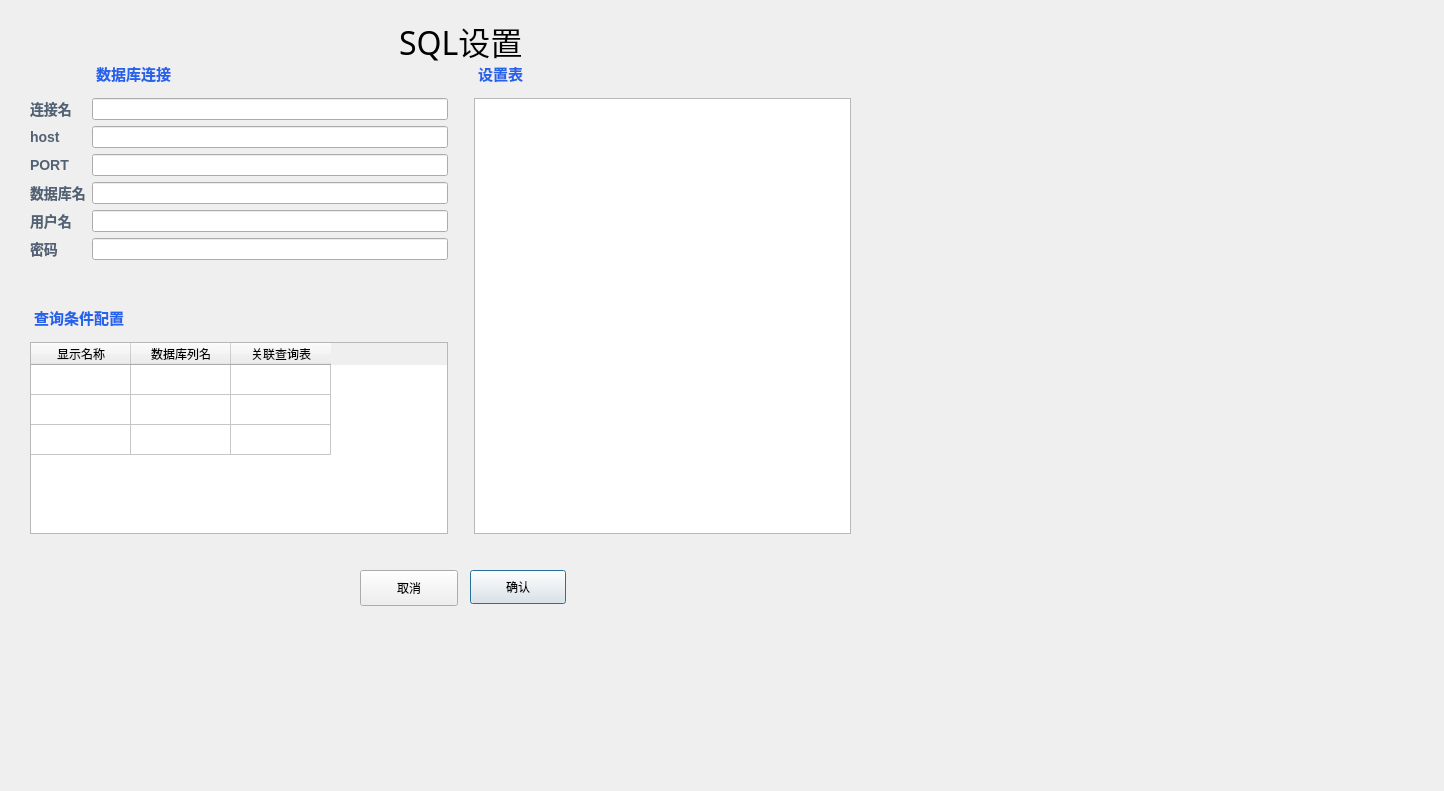
This is SQLSettingDialog.ui in Nasssii/Query as Qt 5 draws it before an edit. The edited form follows.
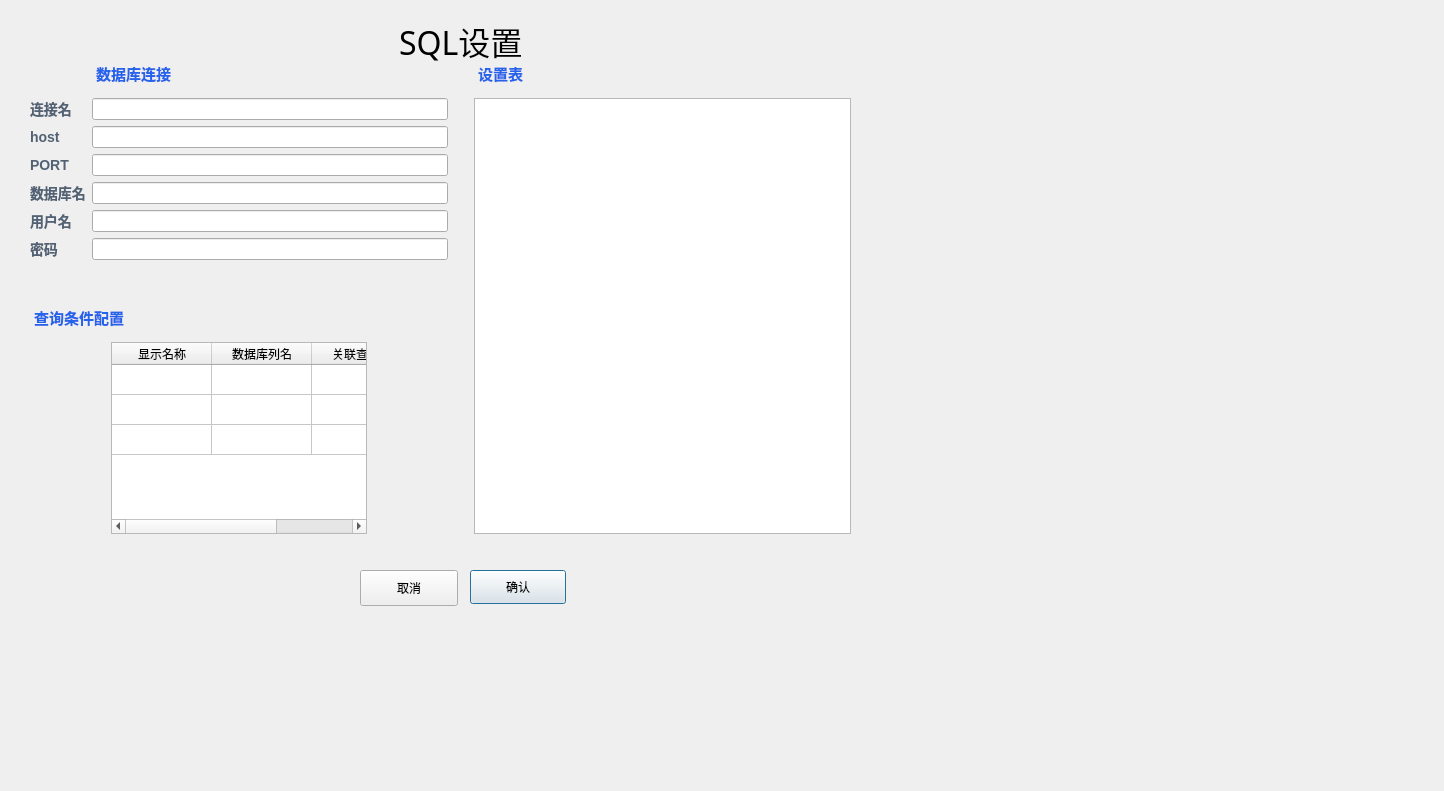
This is the edited form.

```diff
--- a/SQLSettingDialog.ui
+++ b/SQLSettingDialog.ui
@@ -154,47 +154,7 @@
        <layout class="QVBoxLayout" name="verticalLayout_2">
         <item>
          <layout class="QGridLayout" name="gridLayout">
-          <item row="10" column="2">
-           <widget class="QTableWidget" name="tableWidgetSelSet">
-            <property name="selectionMode">
-             <enum>QAbstractItemView::SingleSelection</enum>
-            </property>
-            <property name="selectionBehavior">
-             <enum>QAbstractItemView::SelectRows</enum>
-            </property>
-            <property name="rowCount">
-             <number>3</number>
-            </property>
-            <property name="columnCount">
-             <number>3</number>
-            </property>
-            <attribute name="horizontalHeaderVisible">
-             <bool>true</bool>
-            </attribute>
-            <attribute name="verticalHeaderVisible">
-             <bool>false</bool>
-            </attribute>
-            <row/>
-            <row/>
-            <row/>
-            <column>
-             <property name="text">
-              <string>显示名称</string>
-             </property>
-            </column>
-            <column>
-             <property name="text">
-              <string>数据库列名</string>
-             </property>
-            </column>
-            <column>
-             <property name="text">
-              <string>关联查询表</string>
-             </property>
-            </column>
-           </widget>
-          </item>
-          <item row="9" column="2">
+          <item row="9" column="1">
            <widget class="QLabel" name="labelSelSet">
             <property name="minimumSize">
              <size>
@@ -207,7 +167,7 @@
             </property>
            </widget>
           </item>
-          <item row="8" column="2">
+          <item row="8" column="1">
            <spacer name="verticalSpacer">
             <property name="orientation">
              <enum>Qt::Vertical</enum>
@@ -220,7 +180,7 @@
             </property>
            </spacer>
           </item>
-          <item row="5" column="2">
+          <item row="5" column="1">
            <layout class="QGridLayout" name="gridLayout_5">
             <item row="2" column="0">
              <widget class="QLabel" name="LInkNamelabel">
@@ -333,6 +293,76 @@
             </item>
            </layout>
           </item>
+          <item row="10" column="1">
+           <layout class="QHBoxLayout" name="horizontalLayout_2">
+            <item>
+             <spacer name="horizontalSpacer_2">
+              <property name="orientation">
+               <enum>Qt::Horizontal</enum>
+              </property>
+              <property name="sizeHint" stdset="0">
+               <size>
+                <width>40</width>
+                <height>20</height>
+               </size>
+              </property>
+             </spacer>
+            </item>
+            <item>
+             <widget class="QTableWidget" name="tableWidgetSelSet">
+              <property name="selectionMode">
+               <enum>QAbstractItemView::SingleSelection</enum>
+              </property>
+              <property name="selectionBehavior">
+               <enum>QAbstractItemView::SelectRows</enum>
+              </property>
+              <property name="rowCount">
+               <number>3</number>
+              </property>
+              <property name="columnCount">
+               <number>3</number>
+              </property>
+              <attribute name="horizontalHeaderVisible">
+               <bool>true</bool>
+              </attribute>
+              <attribute name="verticalHeaderVisible">
+               <bool>false</bool>
+              </attribute>
+              <row/>
+              <row/>
+              <row/>
+              <column>
+               <property name="text">
+                <string>显示名称</string>
+               </property>
+              </column>
+              <column>
+               <property name="text">
+                <string>数据库列名</string>
+               </property>
+              </column>
+              <column>
+               <property name="text">
+                <string>关联查询表</string>
+               </property>
+              </column>
+             </widget>
+            </item>
+            <item>
+             <spacer name="horizontalSpacer_5">
+              <property name="orientation">
+               <enum>Qt::Horizontal</enum>
+              </property>
+              <property name="sizeHint" stdset="0">
+               <size>
+                <width>40</width>
+                <height>20</height>
+               </size>
+              </property>
+             </spacer>
+            </item>
+           </layout>
+          </item>
          </layout>
         </item>
        </layout>
```
